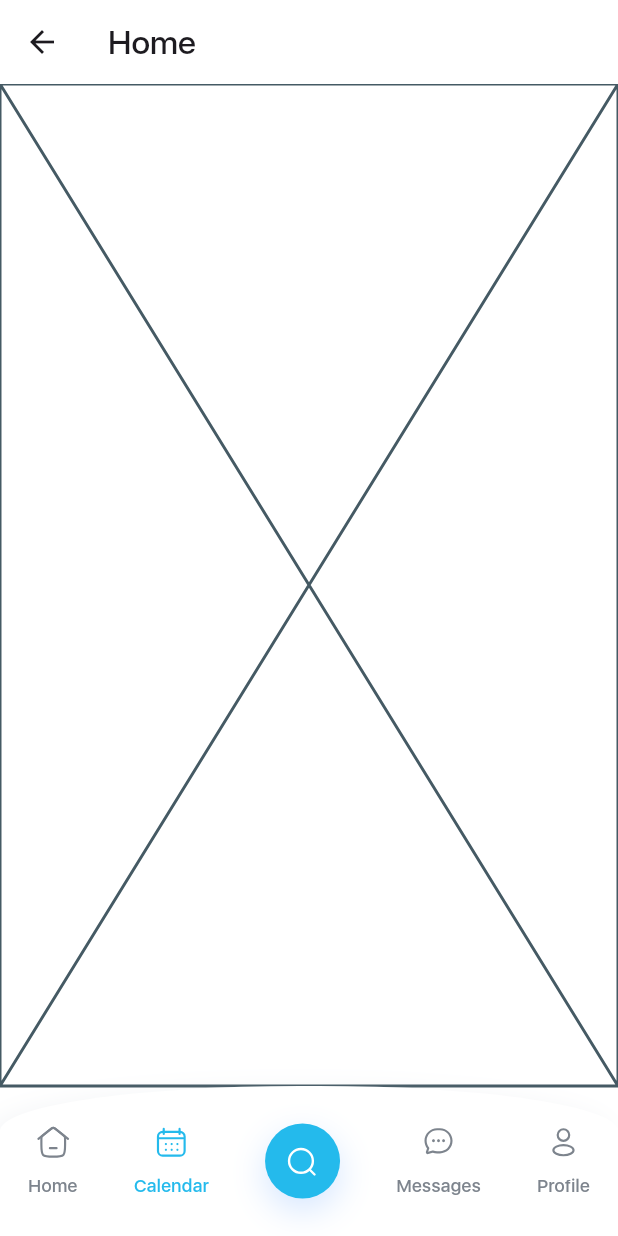
After one commit to DimitriSioutis/travenor, a Flutter app: the MainScreen screen opened by its route, item 2 of the bottom bar chosen, after a tap on "Home", after a tap on "Calendar", on a phone screen of 412 x 824 dp. The commit adds this screen. Run offline on Flutter 3.47's test engine with Material 3 defaults, Android fonts, the phone set to English and light mode, and no system bars; our stand-ins replace bloc, cloud_firestore, equatable, firebase_auth, firebase_core, flutter_bloc and 1 more; accounts and stored records are empty; project files that could hold a hidden picture were left out.

Commit message:
Complete bottom navigation bar design and functionality

```diff
--- a/lib/constants/constants.dart
+++ b/lib/constants/constants.dart
@@ -6,3 +6,4 @@ const Color grey = Color(0xFF7D848D);
 const Color lightBlack = Color(0xFF1B1E28);
 const Color bgColor = Color(0xFFFFFFFF);
 const Color forgetPasswordColor = Color(0xFFFF7029);
+const Color blackText = Color(0xFF1B1E28);
--- a/lib/main.dart
+++ b/lib/main.dart
@@ -29,7 +29,7 @@ class MyApp extends StatelessWidget {
         child: MaterialApp(
           title: 'Travenor',
           theme: ThemeData(
-            colorScheme: ColorScheme.fromSeed(seedColor: mainColor),
+            // colorScheme: ColorScheme.fromSeed(seedColor: mainColor),
             fontFamily: 'sf',
           ),
           onGenerateRoute: appRouter.onGenerateRoute,
--- a/lib/presentation/router/app_router.dart
+++ b/lib/presentation/router/app_router.dart
@@ -1,7 +1,8 @@
 import 'package:flutter/material.dart';
 import 'package:travenor/presentation/screens/authentication/signup_screen.dart';
+import 'package:travenor/presentation/screens/main_screen.dart';
 import '../screens/authentication/login_screen.dart';
-import '../screens/home_screen.dart';
+import '../screens/bottom_bar_pages/home_page.dart';
 import '../utils/error_screen.dart';
 
 class AppRouter {
@@ -14,7 +15,9 @@ class AppRouter {
       case '/signup':
         return MaterialPageRoute(builder: (_) => const SignupScreen());
       case '/home':
-        return MaterialPageRoute(builder: (_) => const HomeScreen());
+        return MaterialPageRoute(builder: (_) => const HomePage());
+      case '/main':
+        return MaterialPageRoute(builder: (_) => const MainScreen());
       default:
         return MaterialPageRoute(builder: (_) => const ErrorScreen());
     }
--- a/lib/presentation/screens/authentication/login_screen.dart
+++ b/lib/presentation/screens/authentication/login_screen.dart
@@ -34,7 +34,7 @@ class _LoginScreenState extends State<LoginScreen> {
       body: BlocConsumer<AuthBloc, AuthState>(
         listener: (context, state) {
           if (state is Authenticated) {
-            Navigator.of(context).pushReplacementNamed('/home');
+            Navigator.of(context).pushReplacementNamed('/main');
           }
           if (state is AuthFailure) {
             ScaffoldMessenger.of(context).showSnackBar(SnackBar(content: Text(state.error)));
--- a/lib/presentation/screens/authentication/signup_screen.dart
+++ b/lib/presentation/screens/authentication/signup_screen.dart
@@ -37,7 +37,7 @@ class _SignupScreenState extends State<SignupScreen> {
       body: BlocConsumer<AuthBloc, AuthState>(
         listener: (context, state) {
           if (state is Authenticated) {
-            Navigator.of(context).pushReplacementNamed('/home');
+            Navigator.of(context).pushReplacementNamed('/main');
           }
           if (state is AuthFailure) {
             ScaffoldMessenger.of(context).showSnackBar(SnackBar(content: Text(state.error)));
--- /dev/null
+++ b/lib/presentation/screens/bottom_bar_pages/calendar_page.dart
@@ -0,0 +1,10 @@
+import 'package:flutter/material.dart';
+
+class CalendarPage extends StatelessWidget {
+  const CalendarPage({super.key});
+
+  @override
+  Widget build(BuildContext context) {
+    return const Placeholder();
+  }
+}
--- /dev/null
+++ b/lib/presentation/screens/bottom_bar_pages/home_page.dart
@@ -0,0 +1,47 @@
+import 'package:flutter/material.dart';
+import 'package:travenor/constants/constants.dart';
+
+class HomePage extends StatelessWidget {
+  const HomePage({super.key});
+
+  @override
+  Widget build(BuildContext context) {
+    return Padding(
+      padding: const EdgeInsets.all(20.0),
+      child: Column(
+        children: [
+          RichText(
+            text: TextSpan(
+              children: [
+                TextSpan(
+                  text: 'Explore the',
+                  style: TextStyle(
+                    fontSize: 38,
+                    color: blackText,
+                    fontWeight: FontWeight.w300,
+                  ),
+                ),
+                TextSpan(
+                  text: '\nBeautiful',
+                  style: TextStyle(
+                    fontSize: 38,
+                    color: blackText,
+                    fontWeight: FontWeight.w700,
+                  ),
+                ),
+                TextSpan(
+                  text: ' world!',
+                  style: TextStyle(
+                    fontSize: 38,
+                    color: forgetPasswordColor,
+                    fontWeight: FontWeight.w600,
+                  ),
+                ),
+              ],
+            ),
+          ),
+        ],
+      ),
+    );
+  }
+}
--- /dev/null
+++ b/lib/presentation/screens/bottom_bar_pages/messages_page.dart
@@ -0,0 +1,10 @@
+import 'package:flutter/material.dart';
+
+class MessagesPage extends StatelessWidget {
+  const MessagesPage({super.key});
+
+  @override
+  Widget build(BuildContext context) {
+    return const Placeholder();
+  }
+}
--- /dev/null
+++ b/lib/presentation/screens/bottom_bar_pages/profile_page.dart
@@ -0,0 +1,10 @@
+import 'package:flutter/material.dart';
+
+class ProfilePage extends StatelessWidget {
+  const ProfilePage({super.key});
+
+  @override
+  Widget build(BuildContext context) {
+    return const Placeholder();
+  }
+}
--- /dev/null
+++ b/lib/presentation/screens/bottom_bar_pages/search_page.dart
@@ -0,0 +1,10 @@
+import 'package:flutter/material.dart';
+
+class SearchPage extends StatelessWidget {
+  const SearchPage({super.key});
+
+  @override
+  Widget build(BuildContext context) {
+    return const Placeholder();
+  }
+}
--- a/lib/presentation/screens/home_screen.dart
+++ /dev/null
@@ -1,48 +0,0 @@
-import 'package:flutter/material.dart';
-import 'package:flutter_bloc/flutter_bloc.dart';
-
-import '../../logic/blocs/auth/auth_bloc.dart';
-import '../../logic/blocs/auth/auth_event.dart';
-import '../../logic/blocs/auth/auth_state.dart';
-
-class HomeScreen extends StatelessWidget {
-  const HomeScreen({super.key});
-
-  @override
-  Widget build(BuildContext context) {
-    return Scaffold(
-      appBar: AppBar(
-        title: const Text('Home'),
-        actions: [
-          IconButton(
-            icon: const Icon(Icons.logout),
-            onPressed: () {
-              // Sign out by adding the event
-              context.read<AuthBloc>().add(SignOutRequested());
-            },
-          ),
-        ],
-      ),
-      body: BlocConsumer<AuthBloc, AuthState>(
-        listener: (context, state) {
-          if (state is Unauthenticated) {
-            Navigator.of(context).pushReplacementNamed('/login');
-          }
-        },
-        builder: (context, state) {
-          if (state is Authenticated) {
-            return Center(
-              child: Text(
-                'Welcome, ${state.user.username}!',
-                style: Theme.of(context).textTheme.headlineMedium,
-              ),
-            );
-          }
-          return const Center(
-            child: Text('Not Authenticated. Redirecting...'),
-          );
-        },
-      ),
-    );
-  }
-}
--- /dev/null
+++ b/lib/presentation/screens/main_screen.dart
@@ -0,0 +1,169 @@
+import 'package:flutter/material.dart';
+import 'package:flutter_bloc/flutter_bloc.dart';
+import 'package:flutter_svg/flutter_svg.dart';
+import '../../constants/constants.dart';
+import '../../logic/blocs/auth/auth_bloc.dart';
+import '../../logic/blocs/auth/auth_event.dart';
+import '../../logic/blocs/auth/auth_state.dart';
+import 'bottom_bar_pages/calendar_page.dart';
+import 'bottom_bar_pages/home_page.dart';
+import 'bottom_bar_pages/messages_page.dart';
+import 'bottom_bar_pages/profile_page.dart';
+import 'bottom_bar_pages/search_page.dart';
+
+class MainScreen extends StatefulWidget {
+  const MainScreen({super.key});
+
+  @override
+  State<MainScreen> createState() => _MainScreenState();
+}
+
+class _MainScreenState extends State<MainScreen> {
+  int _selectedIndex = 0;
+
+  static final List _pages = [
+    HomePage(),
+    CalendarPage(),
+    SearchPage(),
+    MessagesPage(),
+    ProfilePage(),
+  ];
+
+  void _onItemTapped(int index) {
+    setState(() {
+      _selectedIndex = index;
+    });
+  }
+
+  bool _isSelected(int index) {
+    return _selectedIndex == index;
+  }
+
+  @override
+  Widget build(BuildContext context) {
+    return Scaffold(
+      backgroundColor: Colors.white,
+      appBar: AppBar(
+        backgroundColor: Colors.white,
+        title: BlocBuilder<AuthBloc, AuthState>(
+          builder: (context, authState) {
+            if (authState is Authenticated) {
+              return InkWell(
+                borderRadius: BorderRadius.circular(22),
+                onTap: () => context.read<AuthBloc>().add(SignOutRequested()),
+                child: Container(
+                  decoration: BoxDecoration(color: lightGrey, borderRadius: BorderRadius.circular(22)),
+                  padding: EdgeInsets.symmetric(horizontal: 4, vertical: 4),
+                  child: Row(
+                    mainAxisSize: MainAxisSize.min,
+                    children: [
+                      CircleAvatar(
+                        backgroundColor: grey,
+                        radius: 18.5,
+                      ),
+                      Padding(
+                        padding: const EdgeInsets.symmetric(horizontal: 6.0),
+                        child: Text(
+                          authState.user.username,
+                          style: TextStyle(fontSize: 14, fontWeight: FontWeight.w500, color: blackText),
+                        ),
+                      ),
+                    ],
+                  ),
+                ),
+              );
+            }
+            return const Text('Home');
+          },
+        ),
+      ),
+
+      body: Container(
+        color: Colors.white,
+        child: _pages[_selectedIndex],
+      ),
+      bottomNavigationBar: Container(
+        height: 100 + MediaQuery.of(context).padding.bottom,
+        padding: EdgeInsets.only(bottom: MediaQuery.of(context).padding.bottom),
+        decoration: BoxDecoration(
+          color: Colors.white,
+          borderRadius: BorderRadius.only(
+            topLeft: Radius.elliptical(200, 30),
+            topRight: Radius.elliptical(200, 30),
+          ),
+          boxShadow: [
+            BoxShadow(
+              offset: Offset(-6, 0),
+              color: Color(0xffAFB8C6).withValues(alpha: 0.12),
+              spreadRadius: 0,
+              blurRadius: 12,
+            ),
+          ],
+        ),
+        child: Row(
+          mainAxisAlignment: MainAxisAlignment.spaceAround,
+          children: [
+            MenuIconButton(onTap: () => _onItemTapped(0), assetPath: 'assets/icons/home.svg', iconText: 'Home', isSelected: _isSelected(0)),
+            MenuIconButton(onTap: () => _onItemTapped(1), assetPath: 'assets/icons/calendar.svg', iconText: 'Calendar', isSelected: _isSelected(1)),
+            InkWell(
+              onTap: () => _onItemTapped(2),
+              child: Container(
+                width: 50,
+                height: 50,
+                decoration: BoxDecoration(
+                  color: mainColor,
+                  borderRadius: BorderRadius.circular(25),
+                  boxShadow: [
+                    BoxShadow(
+                      offset: Offset(0, 8),
+                      color: Color(0xff0d6efd).withValues(alpha: 0.17),
+                      spreadRadius: 0,
+                      blurRadius: 19,
+                    ),
+                  ],
+                ),
+                child: Center(child: SvgPicture.asset('assets/icons/search.svg', width: 24, height: 24)),
+              ),
+            ),
+            MenuIconButton(onTap: () => _onItemTapped(3), assetPath: 'assets/icons/message.svg', iconText: 'Messages', isSelected: _isSelected(3)),
+            MenuIconButton(onTap: () => _onItemTapped(4), assetPath: 'assets/icons/profile.svg', iconText: 'Profile', isSelected: _isSelected(4)),
+          ],
+        ),
+      ),
+    );
+  }
+}
+
+class MenuIconButton extends StatelessWidget {
+  const MenuIconButton({
+    super.key,
+    required this.assetPath,
+    required this.onTap,
+    required this.iconText,
+    required this.isSelected,
+  });
+
+  final String assetPath;
+  final VoidCallback onTap;
+  final String iconText;
+  final bool isSelected;
+
+  @override
+  Widget build(BuildContext context) {
+    return InkWell(
+      onTap: () => onTap(),
+      child: Column(
+        mainAxisAlignment: MainAxisAlignment.center,
+        mainAxisSize: MainAxisSize.min,
+        children: [
+          SvgPicture.asset(assetPath, width: 24, height: 24, color: isSelected ? mainColor : grey),
+          SizedBox(height: 8),
+          Text(
+            iconText,
+            style: TextStyle(fontSize: 12, fontWeight: isSelected ? FontWeight.w500 : FontWeight.w500, color: isSelected ? mainColor : grey),
+          ),
+        ],
+      ),
+    );
+  }
+}
```
Also changed, not shown: pubspec.yaml (+15 -11 lines), assets/icons/calendar.svg (added), assets/icons/home.svg (added), assets/icons/message.svg (added), assets/icons/profile.svg (added), assets/icons/search.svg (added).
